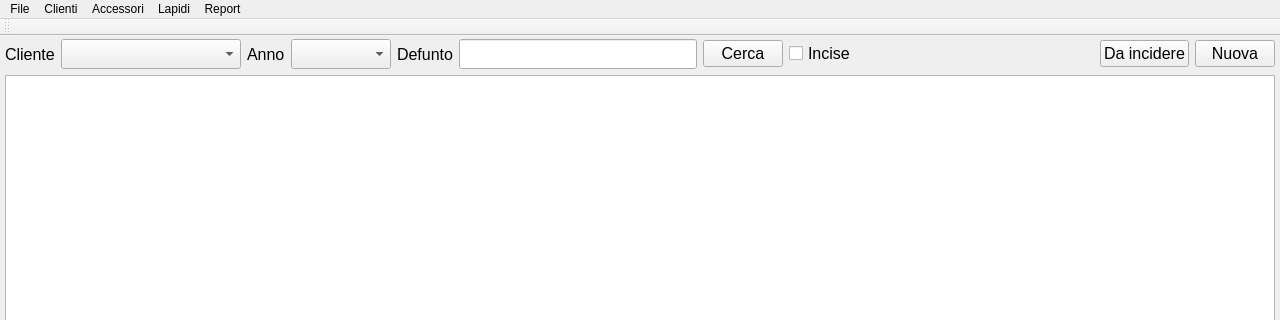
This is funeraria.ui in LuigiCaradonna/funeraria as Qt 5 draws it before an edit; both pictures show x 0 to 1280 and y 0 to 320 of the 1280 by 800 pixel window. The edited form follows.
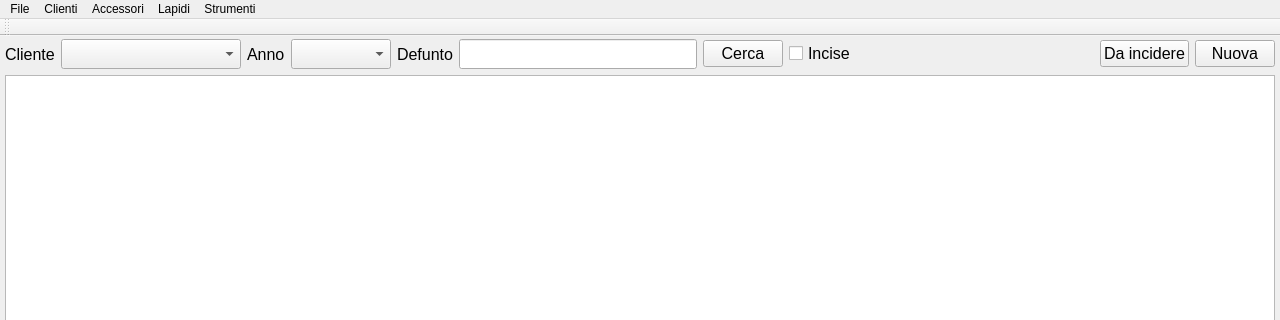
This is the edited form.

```diff
--- a/funeraria.ui
+++ b/funeraria.ui
@@ -277,7 +277,7 @@
      <x>0</x>
      <y>0</y>
      <width>1280</width>
-     <height>22</height>
+     <height>21</height>
     </rect>
    </property>
    <widget class="QMenu" name="menuAccessories">
@@ -330,9 +330,9 @@
     </property>
     <addaction name="actionTNew"/>
    </widget>
-   <widget class="QMenu" name="menuReport">
+   <widget class="QMenu" name="menuTools">
     <property name="title">
-     <string>Report</string>
+     <string>Strumenti</string>
     </property>
     <addaction name="actionTEngrave"/>
     <addaction name="actionMAccessories"/>
@@ -349,7 +349,7 @@
    <addaction name="menuClienti"/>
    <addaction name="menuAccessories"/>
    <addaction name="menuLapidi"/>
-   <addaction name="menuReport"/>
+   <addaction name="menuTools"/>
   </widget>
   <widget class="QToolBar" name="mainToolBar">
    <attribute name="toolBarArea">
```
Left out of the diff: 10 changed lines with no effect on the pictures.
